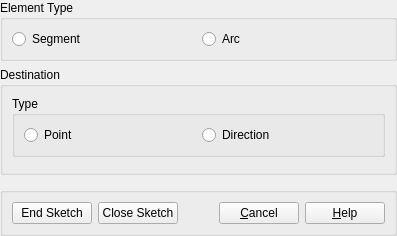
SalomePlatform/geom, file src/EntityGUI/EntityGUI_Skeleton_QTD.ui: the form before one commit.
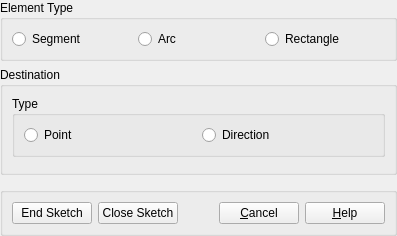
The form after the commit.

Commit message: - Added the possibility to sketch rectangles in the sketcher - Allowed drawing sketches by clicking and sliding in the view

Diff of the .ui file:
```diff
--- a/src/EntityGUI/EntityGUI_Skeleton_QTD.ui
+++ b/src/EntityGUI/EntityGUI_Skeleton_QTD.ui
@@ -185,6 +185,13 @@
         </property>
        </widget>
       </item>
+      <item>
+       <widget class="QRadioButton" name="RadioButton3">
+        <property name="text">
+         <string>Rectangle</string>
+        </property>
+       </widget>
+      </item>
      </layout>
     </widget>
    </item>
```
The commit also changes 5 other files.
